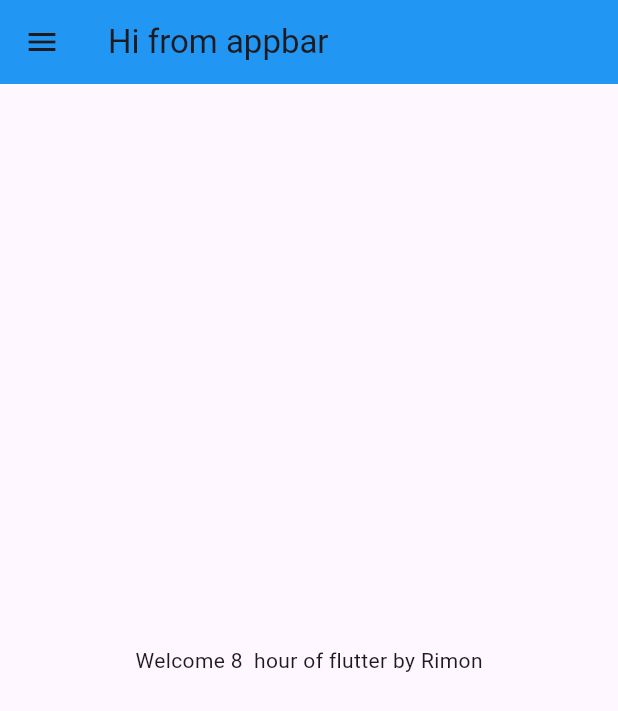
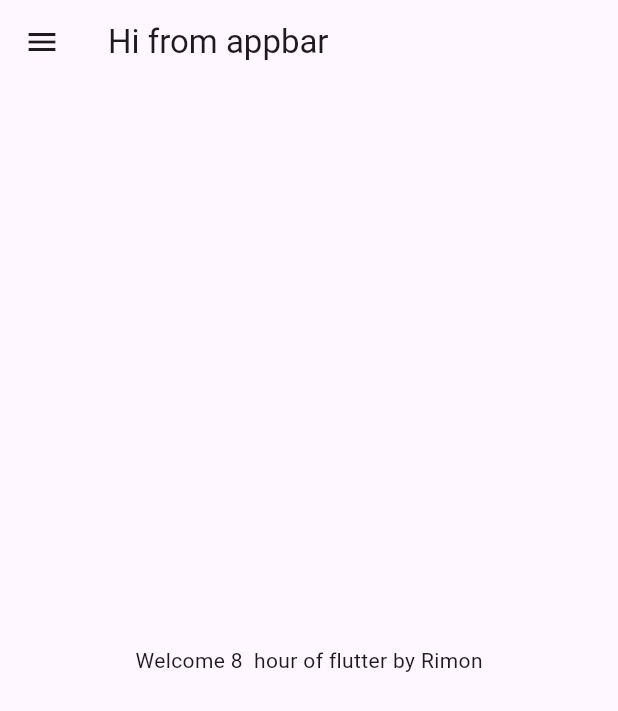
Before and after one commit to Miner1033/Flutter_codepur, a Flutter app: the screen it shows after launch, on a phone screen of 412 x 824 dp. Shown: the top 711 px of the screen. Run offline on Flutter 3.47's test engine with Material 3 defaults, Android fonts, the phone set to English and light mode, and no system bars.

Commit message:
third commit

```diff
--- a/lib/main.dart
+++ b/lib/main.dart
@@ -1,7 +1,8 @@
 
 import 'package:flutter/cupertino.dart';
 import 'package:flutter/material.dart';
-import 'package:flutter_codepur_project/home_page.dart';
+import 'package:flutter_codepur_project/pages/home_page.dart';
+import 'package:flutter_codepur_project/pages/login_page.dart';
 
 void main()
 {
@@ -15,7 +16,18 @@
      int hour=8;
     return MaterialApp(
       debugShowCheckedModeBanner: false,
-      home:HomePage(),
+
+      themeMode: ThemeMode.light,
+      theme: ThemeData(primarySwatch: Colors.deepPurple),
+      darkTheme: ThemeData(
+        brightness: Brightness.dark
+    ),
+      initialRoute: "/home",
+      routes: {
+        "/":(context)=>LoginPage(),
+        "/home":(context)=>HomePage(),
+        "/login":(context)=>LoginPage(),
+      },
     );
   }
 }
--- a/lib/home_page.dart
+++ b/lib/pages/home_page.dart
@@ -13,7 +13,7 @@
         backgroundColor: Colors.white,
       ),
       appBar: AppBar(
-        backgroundColor: Colors.blue,
+       // backgroundColor: Colors.blue,
         title: Text("Hi from appbar"),
       ),
       body: Center(
```
Also changed, not shown: lib/pages/login_page.dart (added, +20 -0 lines).
